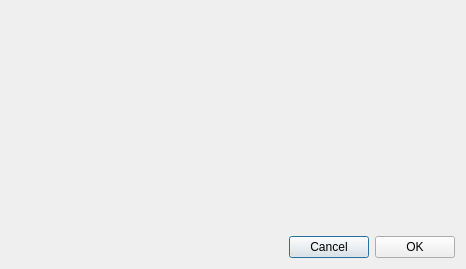
The window that dialogdebug_x86.ui (horsicq/XRegistersView) describes before a commit, drawn with Qt 5.
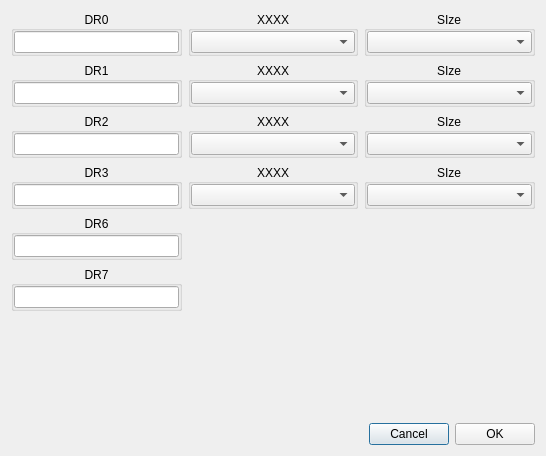
The same window after the commit. Custom widgets are drawn as their Qt base class.

Patch:
```diff
--- a/dialogdebug_x86.ui
+++ b/dialogdebug_x86.ui
@@ -9,8 +9,8 @@
    <rect>
     <x>0</x>
     <y>0</y>
-    <width>466</width>
-    <height>269</height>
+    <width>546</width>
+    <height>456</height>
    </rect>
   </property>
   <property name="windowTitle">
@@ -20,6 +20,482 @@
    <bool>true</bool>
   </property>
   <layout class="QVBoxLayout" name="verticalLayout">
+   <item>
+    <layout class="QGridLayout" name="gridLayout">
+     <item row="0" column="0">
+      <widget class="QGroupBox" name="groupBoxReg0">
+       <property name="title">
+        <string notr="true">DR0</string>
+       </property>
+       <property name="alignment">
+        <set>Qt::AlignCenter</set>
+       </property>
+       <layout class="QVBoxLayout" name="verticalLayout_10">
+        <property name="spacing">
+         <number>0</number>
+        </property>
+        <property name="leftMargin">
+         <number>0</number>
+        </property>
+        <property name="topMargin">
+         <number>0</number>
+        </property>
+        <property name="rightMargin">
+         <number>0</number>
+        </property>
+        <property name="bottomMargin">
+         <number>0</number>
+        </property>
+        <item>
+         <widget class="XLineEditHEX" name="lineEditReg0"/>
+        </item>
+       </layout>
+      </widget>
+     </item>
+     <item row="0" column="1">
+      <widget class="QGroupBox" name="groupBoxReg8_9">
+       <property name="title">
+        <string notr="true">XXXX</string>
+       </property>
+       <property name="alignment">
+        <set>Qt::AlignCenter</set>
+       </property>
+       <layout class="QVBoxLayout" name="verticalLayout_16">
+        <property name="spacing">
+         <number>0</number>
+        </property>
+        <property name="leftMargin">
+         <number>0</number>
+        </property>
+        <property name="topMargin">
+         <number>0</number>
+        </property>
+        <property name="rightMargin">
+         <number>0</number>
+        </property>
+        <property name="bottomMargin">
+         <number>0</number>
+        </property>
+        <item>
+         <widget class="QComboBox" name="comboBox_4"/>
+        </item>
+       </layout>
+      </widget>
+     </item>
+     <item row="5" column="0">
+      <widget class="QGroupBox" name="groupBoxReg6">
+       <property name="title">
+        <string notr="true">DR6</string>
+       </property>
+       <property name="alignment">
+        <set>Qt::AlignCenter</set>
+       </property>
+       <layout class="QVBoxLayout" name="verticalLayout_15">
+        <property name="spacing">
+         <number>0</number>
+        </property>
+        <property name="leftMargin">
+         <number>0</number>
+        </property>
+        <property name="topMargin">
+         <number>0</number>
+        </property>
+        <property name="rightMargin">
+         <number>0</number>
+        </property>
+        <property name="bottomMargin">
+         <number>0</number>
+        </property>
+        <item>
+         <widget class="XLineEditHEX" name="lineEditReg6"/>
+        </item>
+       </layout>
+      </widget>
+     </item>
+     <item row="5" column="2">
+      <spacer name="horizontalSpacer_3">
+       <property name="orientation">
+        <enum>Qt::Horizontal</enum>
+       </property>
+       <property name="sizeHint" stdset="0">
+        <size>
+         <width>40</width>
+         <height>20</height>
+        </size>
+       </property>
+      </spacer>
+     </item>
+     <item row="1" column="2">
+      <widget class="QGroupBox" name="groupBoxSize1">
+       <property name="title">
+        <string>SIze</string>
+       </property>
+       <property name="alignment">
+        <set>Qt::AlignCenter</set>
+       </property>
+       <layout class="QVBoxLayout" name="verticalLayout_23">
+        <property name="spacing">
+         <number>0</number>
+        </property>
+        <property name="leftMargin">
+         <number>0</number>
+        </property>
+        <property name="topMargin">
+         <number>0</number>
+        </property>
+        <property name="rightMargin">
+         <number>0</number>
+        </property>
+        <property name="bottomMargin">
+         <number>0</number>
+        </property>
+        <item>
+         <widget class="QComboBox" name="comboBoxSize1"/>
+        </item>
+       </layout>
+      </widget>
+     </item>
+     <item row="6" column="2">
+      <spacer name="horizontalSpacer_5">
+       <property name="orientation">
+        <enum>Qt::Horizontal</enum>
+       </property>
+       <property name="sizeHint" stdset="0">
+        <size>
+         <width>40</width>
+         <height>20</height>
+        </size>
+       </property>
+      </spacer>
+     </item>
+     <item row="0" column="2">
+      <widget class="QGroupBox" name="groupBoxSize0">
+       <property name="title">
+        <string>SIze</string>
+       </property>
+       <property name="alignment">
+        <set>Qt::AlignCenter</set>
+       </property>
+       <layout class="QVBoxLayout" name="verticalLayout_20">
+        <property name="spacing">
+         <number>0</number>
+        </property>
+        <property name="leftMargin">
+         <number>0</number>
+        </property>
+        <property name="topMargin">
+         <number>0</number>
+        </property>
+        <property name="rightMargin">
+         <number>0</number>
+        </property>
+        <property name="bottomMargin">
+         <number>0</number>
+        </property>
+        <item>
+         <widget class="QComboBox" name="comboBoxSize0"/>
+        </item>
+       </layout>
+      </widget>
+     </item>
+     <item row="2" column="0">
+      <widget class="QGroupBox" name="groupBoxReg2">
+       <property name="title">
+        <string notr="true">DR2</string>
+       </property>
+       <property name="alignment">
+        <set>Qt::AlignCenter</set>
+       </property>
+       <layout class="QVBoxLayout" name="verticalLayout_12">
+        <property name="spacing">
+         <number>0</number>
+        </property>
+        <property name="leftMargin">
+         <number>0</number>
+        </property>
+        <property name="topMargin">
+         <number>0</number>
+        </property>
+        <property name="rightMargin">
+         <number>0</number>
+        </property>
+        <property name="bottomMargin">
+         <number>0</number>
+        </property>
+        <item>
+         <widget class="XLineEditHEX" name="lineEditReg2"/>
+        </item>
+       </layout>
+      </widget>
+     </item>
+     <item row="2" column="1">
+      <widget class="QGroupBox" name="groupBoxReg8_11">
+       <property name="title">
+        <string notr="true">XXXX</string>
+       </property>
+       <property name="alignment">
+        <set>Qt::AlignCenter</set>
+       </property>
+       <layout class="QVBoxLayout" name="verticalLayout_18">
+        <property name="spacing">
+         <number>0</number>
+        </property>
+        <property name="leftMargin">
+         <number>0</number>
+        </property>
+        <property name="topMargin">
+         <number>0</number>
+        </property>
+        <property name="rightMargin">
+         <number>0</number>
+        </property>
+        <property name="bottomMargin">
+         <number>0</number>
+        </property>
+        <item>
+         <widget class="QComboBox" name="comboBox_2"/>
+        </item>
+       </layout>
+      </widget>
+     </item>
+     <item row="2" column="2">
+      <widget class="QGroupBox" name="groupBoxSize2">
+       <property name="title">
+        <string>SIze</string>
+       </property>
+       <property name="alignment">
+        <set>Qt::AlignCenter</set>
+       </property>
+       <layout class="QVBoxLayout" name="verticalLayout_22">
+        <property name="spacing">
+         <number>0</number>
+        </property>
+        <property name="leftMargin">
+         <number>0</number>
+        </property>
+        <property name="topMargin">
+         <number>0</number>
+        </property>
+        <property name="rightMargin">
+         <number>0</number>
+        </property>
+        <property name="bottomMargin">
+         <number>0</number>
+        </property>
+        <item>
+         <widget class="QComboBox" name="comboBoxSize2"/>
+        </item>
+       </layout>
+      </widget>
+     </item>
+     <item row="3" column="0">
+      <widget class="QGroupBox" name="groupBoxReg3">
+       <property name="title">
+        <string notr="true">DR3</string>
+       </property>
+       <property name="alignment">
+        <set>Qt::AlignCenter</set>
+       </property>
+       <layout class="QVBoxLayout" name="verticalLayout_13">
+        <property name="spacing">
+         <number>0</number>
+        </property>
+        <property name="leftMargin">
+         <number>0</number>
+        </property>
+        <property name="topMargin">
+         <number>0</number>
+        </property>
+        <property name="rightMargin">
+         <number>0</number>
+        </property>
+        <property name="bottomMargin">
+         <number>0</number>
+        </property>
+        <item>
+         <widget class="XLineEditHEX" name="lineEditReg3"/>
+        </item>
+       </layout>
+      </widget>
+     </item>
+     <item row="3" column="1">
+      <widget class="QGroupBox" name="groupBoxReg8_10">
+       <property name="title">
+        <string notr="true">XXXX</string>
+       </property>
+       <property name="alignment">
+        <set>Qt::AlignCenter</set>
+       </property>
+       <layout class="QVBoxLayout" name="verticalLayout_17">
+        <property name="spacing">
+         <number>0</number>
+        </property>
+        <property name="leftMargin">
+         <number>0</number>
+        </property>
+        <property name="topMargin">
+         <number>0</number>
+        </property>
+        <property name="rightMargin">
+         <number>0</number>
+        </property>
+        <property name="bottomMargin">
+         <number>0</number>
+        </property>
+        <item>
+         <widget class="QComboBox" name="comboBox"/>
+        </item>
+       </layout>
+      </widget>
+     </item>
+     <item row="1" column="1">
+      <widget class="QGroupBox" name="groupBoxReg8_12">
+       <property name="title">
+        <string notr="true">XXXX</string>
+       </property>
+       <property name="alignment">
+        <set>Qt::AlignCenter</set>
+       </property>
+       <layout class="QVBoxLayout" name="verticalLayout_19">
+        <property name="spacing">
+         <number>0</number>
+        </property>
+        <property name="leftMargin">
+         <number>0</number>
+        </property>
+        <property name="topMargin">
+         <number>0</number>
+        </property>
+        <property name="rightMargin">
+         <number>0</number>
+        </property>
+        <property name="bottomMargin">
+         <number>0</number>
+        </property>
+        <item>
+         <widget class="QComboBox" name="comboBox_3"/>
+        </item>
+       </layout>
+      </widget>
+     </item>
+     <item row="5" column="1">
+      <spacer name="horizontalSpacer_2">
+       <property name="orientation">
+        <enum>Qt::Horizontal</enum>
+       </property>
+       <property name="sizeHint" stdset="0">
+        <size>
+         <width>40</width>
+         <height>20</height>
+        </size>
+       </property>
+      </spacer>
+     </item>
+     <item row="1" column="0">
+      <widget class="QGroupBox" name="groupBoxReg1">
+       <property name="title">
+        <string notr="true">DR1</string>
+       </property>
+       <property name="alignment">
+        <set>Qt::AlignCenter</set>
+       </property>
+       <layout class="QVBoxLayout" name="verticalLayout_11">
+        <property name="spacing">
+         <number>0</number>
+        </property>
+        <property name="leftMargin">
+         <number>0</number>
+        </property>
+        <property name="topMargin">
+         <number>0</number>
+        </property>
+        <property name="rightMargin">
+         <number>0</number>
+        </property>
+        <property name="bottomMargin">
+         <number>0</number>
+        </property>
+        <item>
+         <widget class="XLineEditHEX" name="lineEditReg1"/>
+        </item>
+       </layout>
+      </widget>
+     </item>
+     <item row="3" column="2">
+      <widget class="QGroupBox" name="groupBoxSize3">
+       <property name="title">
+        <string>SIze</string>
+       </property>
+       <property name="alignment">
+        <set>Qt::AlignCenter</set>
+       </property>
+       <layout class="QVBoxLayout" name="verticalLayout_21">
+        <property name="spacing">
+         <number>0</number>
+        </property>
+        <property name="leftMargin">
+         <number>0</number>
+        </property>
+        <property name="topMargin">
+         <number>0</number>
+        </property>
+        <property name="rightMargin">
+         <number>0</number>
+        </property>
+        <property name="bottomMargin">
+         <number>0</number>
+        </property>
+        <item>
+         <widget class="QComboBox" name="comboBoxSize3"/>
+        </item>
+       </layout>
+      </widget>
+     </item>
+     <item row="6" column="1">
+      <spacer name="horizontalSpacer_4">
+       <property name="orientation">
+        <enum>Qt::Horizontal</enum>
+       </property>
+       <property name="sizeHint" stdset="0">
+        <size>
+         <width>40</width>
+         <height>20</height>
+        </size>
+       </property>
+      </spacer>
+     </item>
+     <item row="6" column="0">
+      <widget class="QGroupBox" name="groupBoxReg7">
+       <property name="title">
+        <string notr="true">DR7</string>
+       </property>
+       <property name="alignment">
+        <set>Qt::AlignCenter</set>
+       </property>
+       <layout class="QVBoxLayout" name="verticalLayout_14">
+        <property name="spacing">
+         <number>0</number>
+        </property>
+        <property name="leftMargin">
+         <number>0</number>
+        </property>
+        <property name="topMargin">
+         <number>0</number>
+        </property>
+        <property name="rightMargin">
+         <number>0</number>
+        </property>
+        <property name="bottomMargin">
+         <number>0</number>
+        </property>
+        <item>
+         <widget class="XLineEditHEX" name="lineEditReg7"/>
+        </item>
+       </layout>
+      </widget>
+     </item>
+    </layout>
+   </item>
    <item>
     <spacer name="verticalSpacer">
      <property name="orientation">
@@ -28,7 +504,7 @@
      <property name="sizeHint" stdset="0">
       <size>
        <width>20</width>
-       <height>216</height>
+       <height>58</height>
       </size>
      </property>
     </spacer>
@@ -66,6 +542,13 @@
    </item>
   </layout>
  </widget>
+ <customwidgets>
+  <customwidget>
+   <class>XLineEditHEX</class>
+   <extends>QLineEdit</extends>
+   <header>xlineedithex.h</header>
+  </customwidget>
+ </customwidgets>
  <resources/>
  <connections/>
 </ui>
```
Left out of the diff: 2 changed lines with no effect on the pictures.
